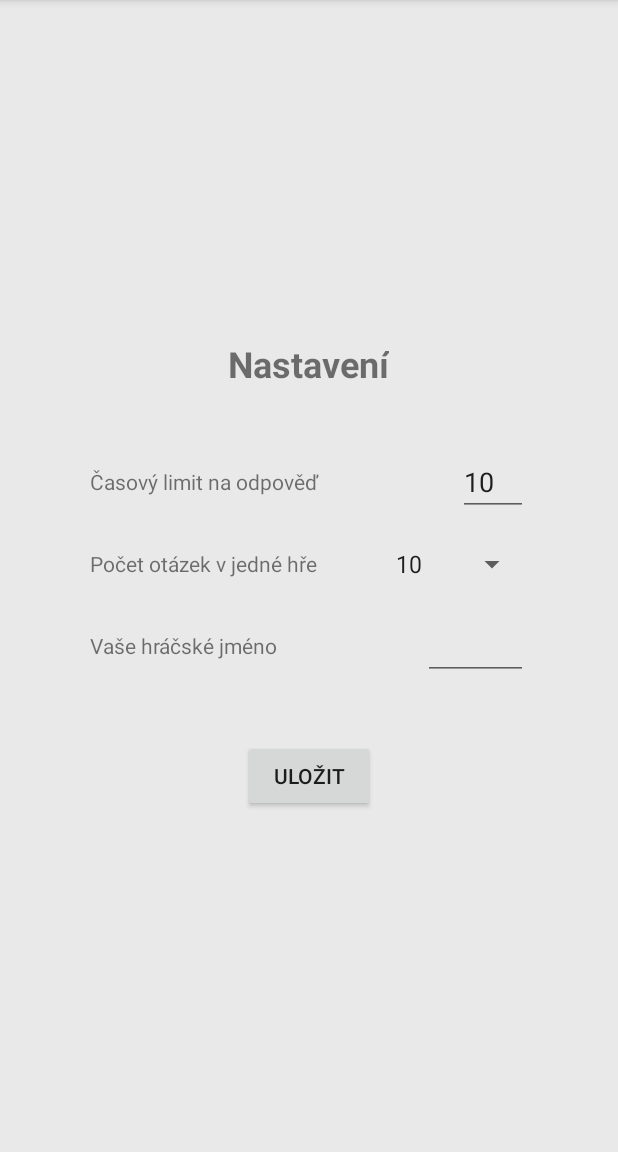
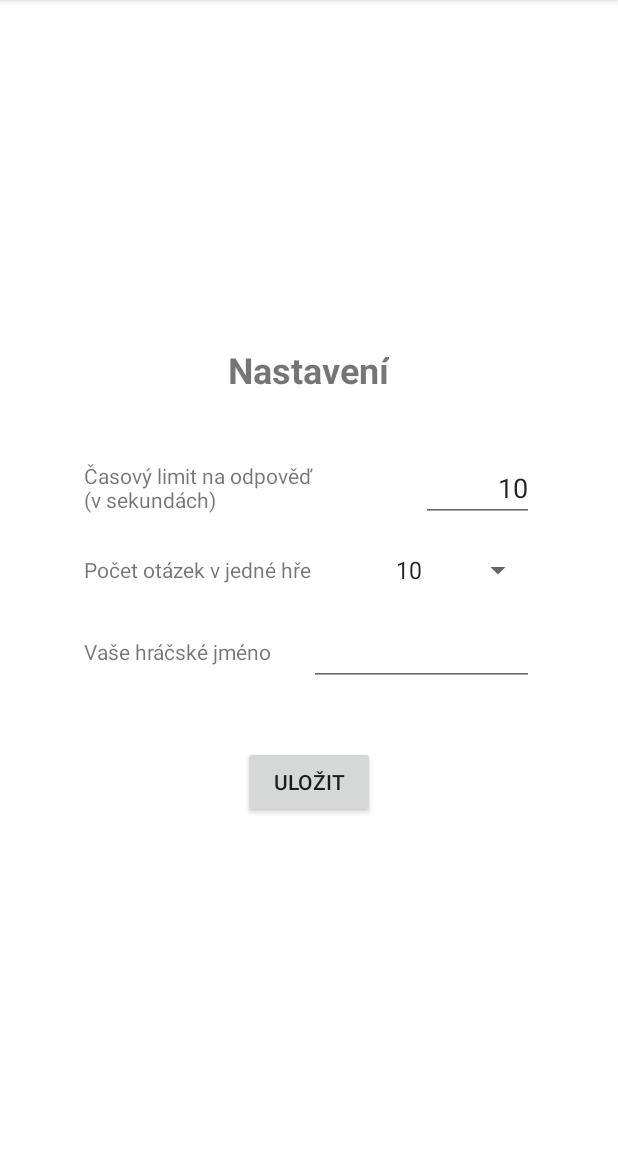
Before and after one commit to zdrubvit/ZooPraha, an Android app: the QuizSettingsActivity screen opened directly, with no data from a screen before it, on a phone screen of 412 x 824 dp, the part 84-1236 px from its top. Run offline under Robolectric (Android 15) with nearby library versions, the phone set to English and light mode, and no system bars.

Commit message:
Quiz settings styled some more

```diff
--- a/app/src/main/res/layout/activity_quiz_settings.xml
+++ b/app/src/main/res/layout/activity_quiz_settings.xml
@@ -1,8 +1,10 @@
 <?xml version="1.0" encoding="utf-8"?>
-<LinearLayout xmlns:android="http://schemas.android.com/apk/res/android"
-              android:orientation="vertical"
+<ScrollView xmlns:android="http://schemas.android.com/apk/res/android"
+            style="@style/ScrollView">
+
+    <LinearLayout android:orientation="vertical"
                   android:layout_width="match_parent"
-              android:layout_height="match_parent"
+                  android:layout_height="wrap_content"
                   android:gravity="center"
                   android:focusableInTouchMode="true">
         <TextView
@@ -16,8 +18,8 @@
             android:layout_width="match_parent"
             android:layout_height="wrap_content"
             android:layout_marginTop="40dp"
-        android:paddingLeft="60dp"
-        android:paddingRight="60dp">
+            android:paddingLeft="40dp"
+            android:paddingRight="40dp">
 
             <TableRow
                 android:layout_width="match_parent"
@@ -25,9 +27,9 @@
                 android:layout_marginBottom="20dp">
 
                 <TextView
-                android:layout_width="wrap_content"
+                    android:layout_width="0dp"
                     android:layout_height="match_parent"
-                android:layout_weight="2"
+                    android:layout_weight="3"
                     android:gravity="center_vertical"
                     android:text="@string/quiz_settings_time_editview_label"/>
 
@@ -36,6 +38,7 @@
                     android:layout_width="0dp"
                     android:layout_height="wrap_content"
                     android:layout_weight="1"
+                    android:gravity="right"
                     android:inputType="numberSigned"/>
             </TableRow>
 
@@ -45,15 +48,15 @@
                 android:layout_marginBottom="20dp">
 
                 <TextView
-                android:layout_width="wrap_content"
+                    android:layout_width="0dp"
                     android:layout_height="match_parent"
-                android:layout_weight="3"
+                    android:layout_weight="2"
                     android:gravity="center_vertical"
                     android:text="@string/quiz_settings_questions_editview_label"/>
 
                 <Spinner
                     android:id="@+id/quiz_settings_questions_spinner"
-                android:layout_width="wrap_content"
+                    android:layout_width="0dp"
                     android:layout_height="match_parent"
                     android:layout_weight="1"
                     android:entries="@array/quiz_settings_questions_options_array"/>
@@ -64,7 +67,7 @@
                 android:layout_height="wrap_content">
 
                 <TextView
-                android:layout_width="wrap_content"
+                    android:layout_width="0dp"
                     android:layout_height="match_parent"
                     android:layout_weight="1"
                     android:gravity="center_vertical"
@@ -75,6 +78,7 @@
                     android:layout_width="0dp"
                     android:layout_height="wrap_content"
                     android:layout_weight="1"
+                    android:gravity="right"
                     android:inputType="text"/>
             </TableRow>
         </TableLayout>
@@ -87,3 +91,4 @@
             android:text="@string/quiz_settings_save_button_text"/>
 
     </LinearLayout>
+</ScrollView>
--- a/app/src/main/res/layout/fragment_question.xml
+++ b/app/src/main/res/layout/fragment_question.xml
@@ -28,7 +28,7 @@
             android:indeterminate="false"
             android:max="10"
             android:minHeight="50dp"
-            android:minWidth="180dp"
+            android:minWidth="150dp"
             android:progress="10" />
 
         <TextView
--- a/app/src/main/res/values/colors.xml
+++ b/app/src/main/res/values/colors.xml
@@ -3,5 +3,5 @@
     <color name="colorPrimary">#6c8f00</color>
     <color name="colorPrimaryDark">#4e7400</color>
     <color name="colorAccent">#f2b824</color>
-    <color name="colorBackground">#e9e9e9</color>
+    <color name="colorBackground">#ffffff</color>
 </resources>
--- a/app/src/main/res/values/strings.xml
+++ b/app/src/main/res/values/strings.xml
@@ -67,7 +67,7 @@
     <string name="datafetcher_error_loading_image">Při načítání obrázku došlo k chybě.</string>
     <string name="question_answered_flag_alert_title">Nahlášení chyby</string>
     <string name="question_answered_flag_alert_flagged">Otázka byla nahlášena a její správnost prozkoumáme, děkujeme za reakci!</string>
-    <string name="quiz_settings_time_editview_label">Časový limit na odpověď</string>
+    <string name="quiz_settings_time_editview_label">Časový limit na odpověď (v\u00A0sekundách)</string>
     <string name="quiz_settings_questions_editview_label">Počet otázek v jedné hře</string>
     <string name="quiz_settings_name_editview_label">Vaše hráčské jméno</string>
     <string name="quiz_settings_save_button_text">Uložit</string>
```
Lines whose indentation alone changed are shown as unchanged.
